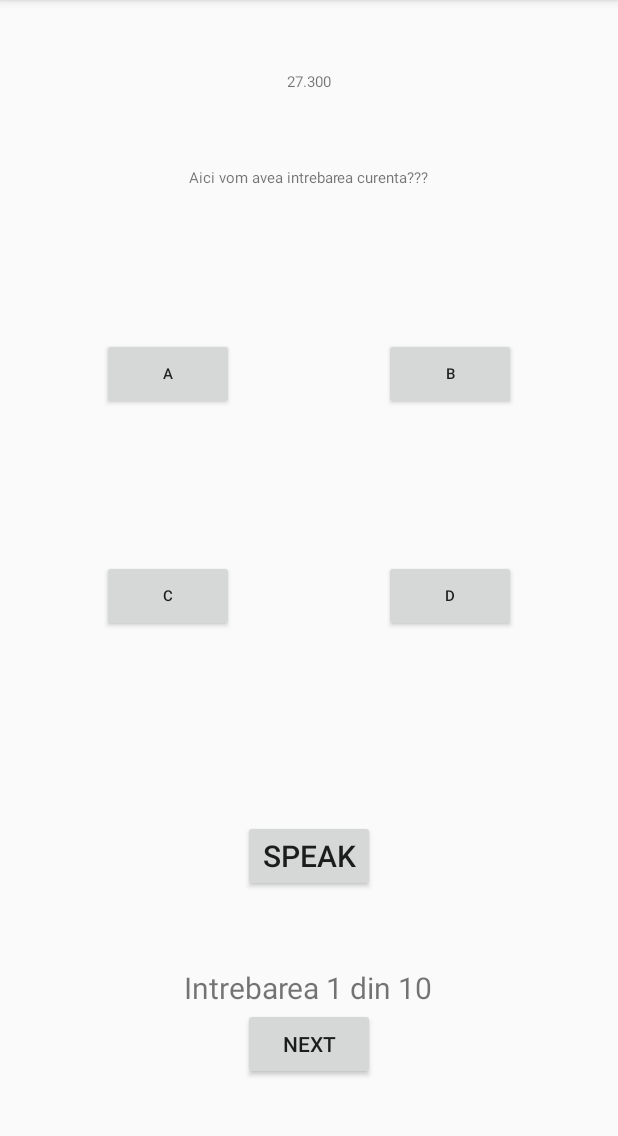
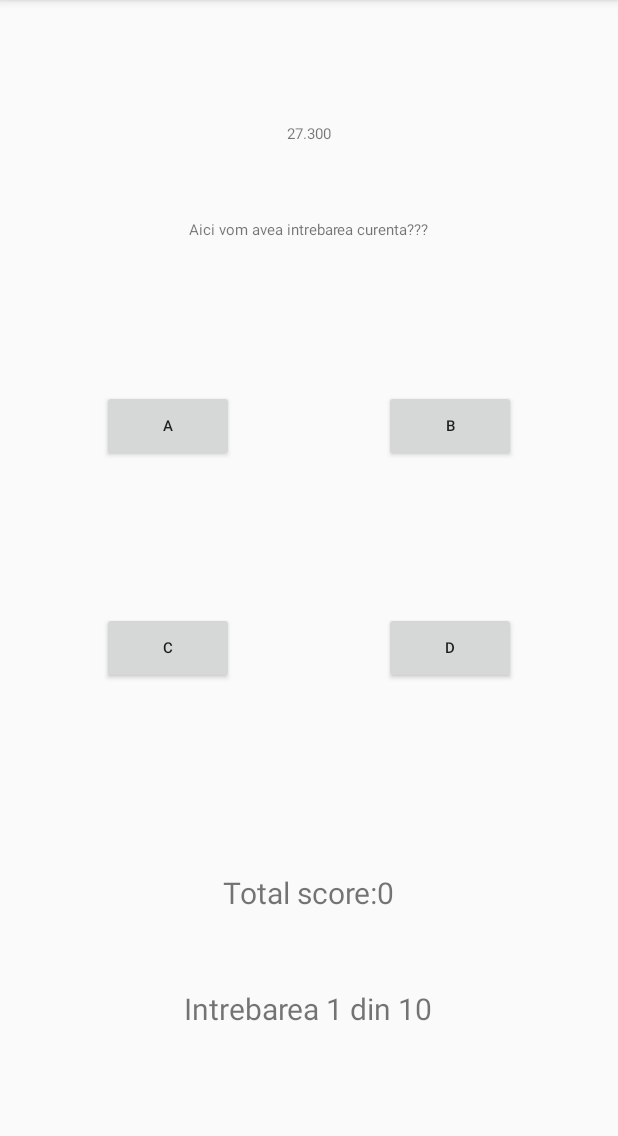
Before and after one commit to TitRadu/Trivia, an Android app: the PlayActivity screen opened directly, with no data from a screen before it, on a phone screen of 412 x 824 dp, the part 84-1220 px from its top. Run offline under Robolectric (Android 15) with nearby library versions, the phone set to English and light mode, and no system bars; our stand-ins replace Firebase (no records; nobody signed in at launch, a user with empty details on screens opened directly).

Commit message:
Next voice command + turn on/off button for mic in game.

```diff
--- a/app/src/main/res/layout/activity_play.xml
+++ b/app/src/main/res/layout/activity_play.xml
@@ -100,12 +100,12 @@
         android:layout_marginTop="25dp"
         android:orientation="vertical">
 
-        <Button
-            android:id="@+id/speakBtn"
+        <TextView
+            android:id="@+id/totalScoreView"
             android:layout_width="wrap_content"
             android:layout_height="wrap_content"
             android:textSize = "20sp"
-            android:text="Speak"
+            android:text="Total score:0"
 
             />
 
@@ -122,10 +122,21 @@
     </LinearLayout>
 
     <Button
+        android:id="@+id/microphoneInGameBtn"
+        android:layout_height="wrap_content"
+        android:layout_width="wrap_content"
+        android:text="Next"
+        android:visibility="gone"
+        android:onClick="microphoneStatus"
+
+        />
+
+    <Button
         android:id="@+id/nextQuestionButton"
         android:layout_height="wrap_content"
         android:layout_width="wrap_content"
         android:text="Next"
+        android:visibility="gone"
         android:onClick="nextQuestionSetup"
 
         />
```
Also changed, not shown: app/src/main/java/com/example/triviaapp/game/PlayActivity.java (+87 -24 lines).
